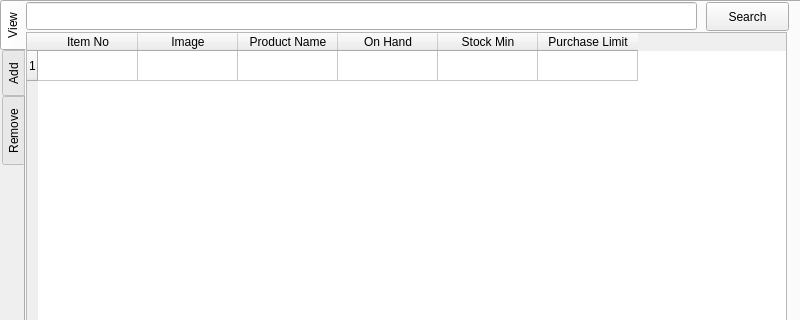
Old version of the form mainwindow.ui in the repository slin05/FoodPantry; both pictures show x 0 to 800 and y 0 to 320 of the 800 by 600 pixel window.
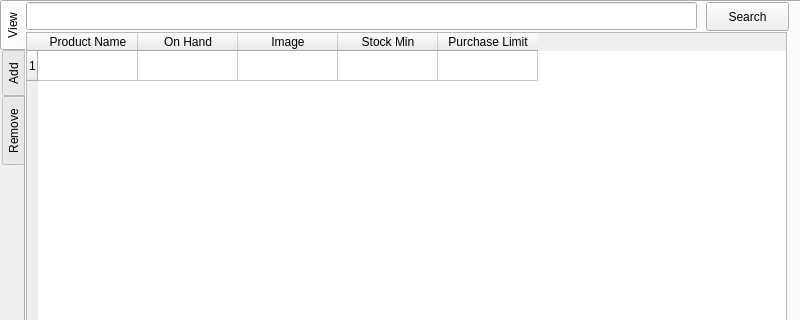
New version of the form.

Commit message: basic view tab and add product functionality

```diff
--- a/mainwindow.ui
+++ b/mainwindow.ui
@@ -55,19 +55,9 @@
        <number>1</number>
       </property>
       <property name="columnCount">
-       <number>6</number>
+       <number>5</number>
       </property>
       <row/>
-      <column>
-       <property name="text">
-        <string>Item No</string>
-       </property>
-      </column>
-      <column>
-       <property name="text">
-        <string>Image</string>
-       </property>
-      </column>
       <column>
        <property name="text">
         <string>Product Name</string>
@@ -78,6 +68,11 @@
         <string>On Hand</string>
        </property>
       </column>
+      <column>
+       <property name="text">
+        <string>Image</string>
+       </property>
+      </column>
       <column>
        <property name="text">
         <string>Stock Min</string>
```
Left out of the diff: 4 changed lines with no effect on the pictures. The commit also changes 7 other files.
